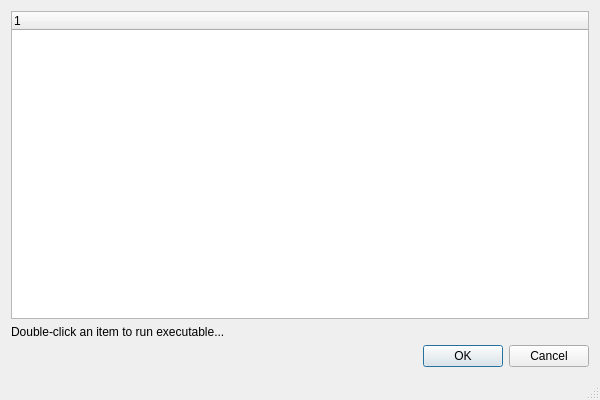
Above: mainwindow.ui from pashazz/winegame before the change. Below: the same form after it.
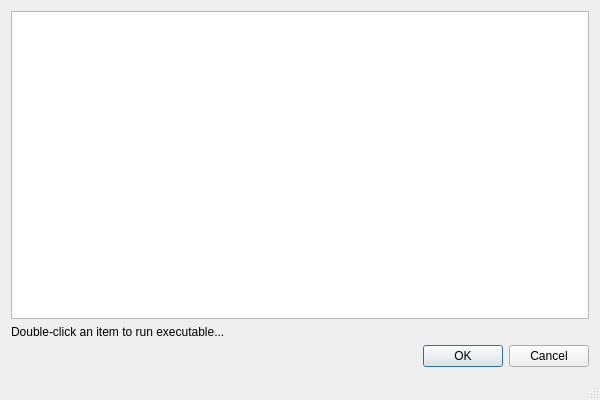
That is the form after the change.

The edit to the form file:
```diff
--- a/mainwindow.ui
+++ b/mainwindow.ui
@@ -23,6 +23,15 @@
       <property name="acceptDrops">
        <bool>true</bool>
       </property>
+      <property name="rootIsDecorated">
+       <bool>true</bool>
+      </property>
+      <attribute name="headerVisible">
+       <bool>false</bool>
+      </attribute>
+      <attribute name="headerVisible">
+       <bool>false</bool>
+      </attribute>
       <column>
        <property name="text">
         <string notr="true">1</string>
```
